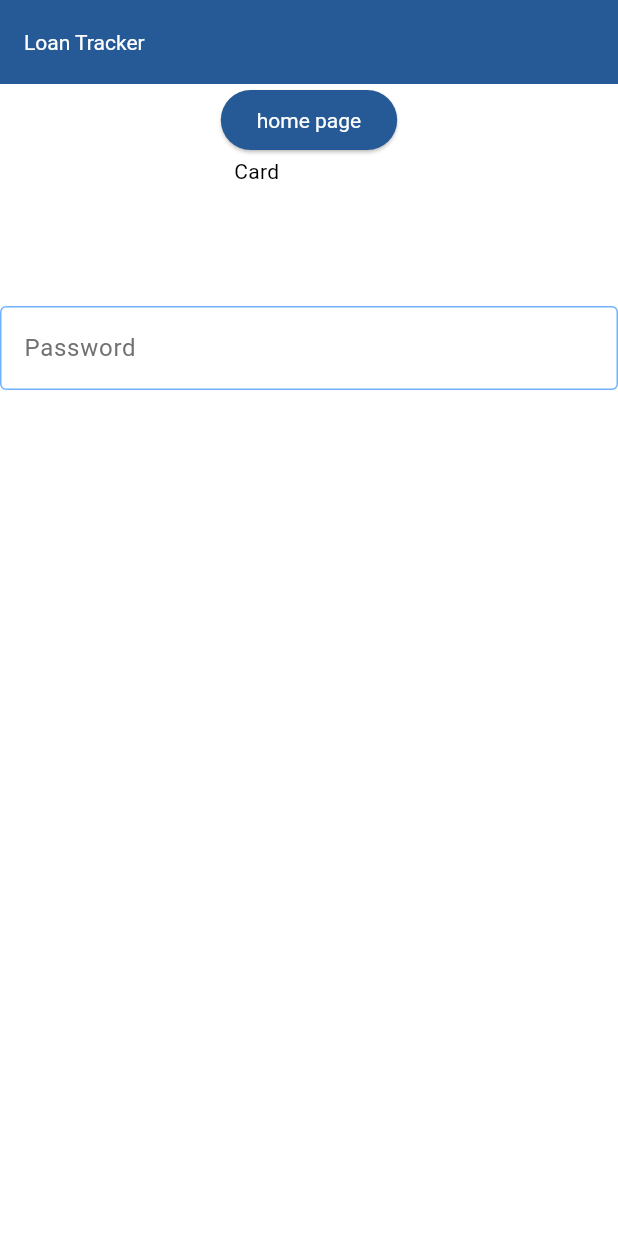
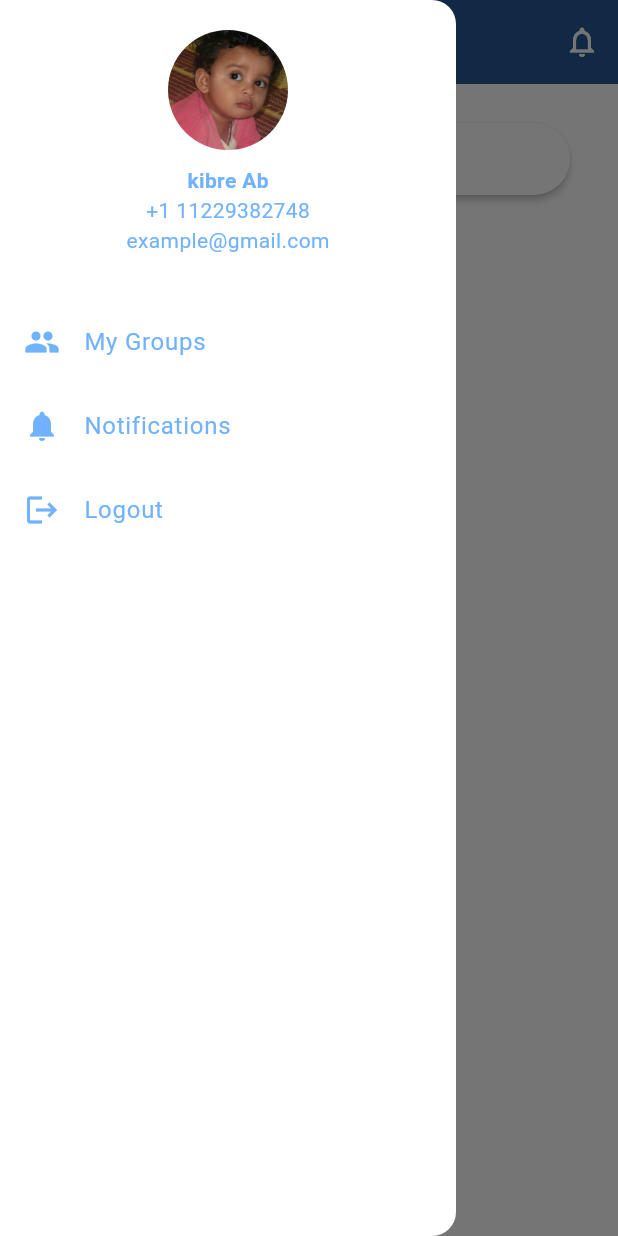
Before and after one commit to ellabek-web/loan_tracker, a Flutter app: the HomePage screen opened by its route, with the side drawer open (before the commit the screen has no drawer), on a phone screen of 412 x 824 dp. Run offline on Flutter 3.47's test engine with Material 3 defaults, Android fonts, the phone set to English and light mode, and no system bars; our stand-ins replace firebase_auth, firebase_core, go_router; accounts and stored records are empty.

Commit message:
updated the home_page

```diff
--- a/lib/main.dart
+++ b/lib/main.dart
@@ -8,7 +8,9 @@ import 'firebase_options.dart';
 
 
 
+
 void main() async {
+  debugPrint("App started!");
   WidgetsFlutterBinding.ensureInitialized();
   await Firebase.initializeApp(
     options: DefaultFirebaseOptions.currentPlatform,
--- /dev/null
+++ b/lib/screens/custom_drawer.dart
@@ -0,0 +1,52 @@
+import 'package:flutter/material.dart';
+import 'package:go_router/go_router.dart';
+
+
+class CustomDrawer extends StatelessWidget {
+  const CustomDrawer({super.key});
+
+  @override
+  Widget build(BuildContext context) {
+    return Drawer(
+      // backgroundColor: Colors.grey[300],
+      child: SafeArea(
+        child: Column(
+          children: [
+            const SizedBox(height: 20),
+            CircleAvatar(
+              radius: 40,
+              backgroundImage: AssetImage(
+                'assets/images/baba.jpg',
+              ), // replace with your asset
+            ),
+            const SizedBox(height: 10),
+            const Text(
+              'kibre Ab',
+              style: TextStyle(fontWeight: FontWeight.bold),
+            ),
+            const Text('+1 11229382748'),
+            const Text('example@gmail.com'),
+            const SizedBox(height: 30),
+            ListTile(
+              leading: const Icon(Icons.group),
+              title: const Text('My Groups'),
+              onTap: () {},
+            ),
+            ListTile(
+              leading: const Icon(Icons.notifications),
+              title: const Text('Notifications'),
+              // onTap: () {ScaffoldMessenger.of(context).showSnackBar(SnackBar(content: Text('You have no notifications')));},
+            ),
+            ListTile(
+              leading: const Icon(Icons.logout),
+              title: const Text('Logout'),
+              onTap: () {
+                context.goNamed('login');
+              },
+            ),
+          ],
+        ),
+      ),
+    );
+  }
+}
--- /dev/null
+++ b/lib/screens/group_body.dart
@@ -0,0 +1,165 @@
+import 'package:flutter/material.dart';
+import 'package:loan_tracker/screens/create_group.dart';
+import 'package:loan_tracker/screens/group_detail.dart';
+
+class GroupBody extends StatefulWidget {
+  const GroupBody({super.key});
+
+  @override
+  State<GroupBody> createState() => _GroupBodyState();
+}
+
+class _GroupBodyState extends State<GroupBody> {
+  List<String> groups = [];
+  List<String> filteredGroups = [];
+  TextEditingController searchController = TextEditingController();
+
+  @override
+  void initState() {
+    super.initState();
+    filteredGroups = groups;
+    searchController.addListener(_filterGroups);
+  }
+
+  void _filterGroups() {
+    final query = searchController.text.toLowerCase();
+    setState(() {
+      filteredGroups = groups
+          .where((group) => group.toLowerCase().contains(query))
+          .toList();
+    });
+  }
+
+  void _addGroup(String groupName) {
+    setState(() {
+      groups.add(groupName);
+      filteredGroups = groups
+          .where((group) =>
+              group.toLowerCase().contains(searchController.text.toLowerCase()))
+          .toList();
+    });
+
+    Navigator.push(
+      context,
+      MaterialPageRoute(
+        builder: (_) => GroupDetailPage(groupName: groupName),
+      ),
+    );
+  }
+
+  @override
+  Widget build(BuildContext context) {
+    final isDark = Theme.of(context).brightness == Brightness.dark;
+    final textColor = isDark ? Colors.black : Colors.black;
+    final iconColor = isDark ? Colors.black : Colors.black;
+
+    return Column(
+      children: [
+        // Stylish floating search bar
+        Padding(
+          padding: const EdgeInsets.symmetric(horizontal: 16, vertical: 10),
+          child: Material(
+            elevation: 2,
+            borderRadius: BorderRadius.circular(25),
+            child: TextField(
+              controller: searchController,
+              textAlign: TextAlign.center,
+              decoration: InputDecoration(
+                // contentPadding:
+                //     const EdgeInsets.symmetric(horizontal: 20, vertical: 14),
+                // prefixIcon: Icon(Icons.search, color: iconColor),
+                hintText: 'Search group',
+                hintStyle: TextStyle(color: iconColor),
+                border: InputBorder.none,
+              ),
+            ),
+          ),
+        ),
+        const SizedBox(height: 10),
+        Expanded(
+          child: GridView.count(
+            crossAxisCount: 2,
+            childAspectRatio: 1.5,
+            crossAxisSpacing: 10,
+            mainAxisSpacing: 10,
+            padding: const EdgeInsets.symmetric(horizontal: 16),
+            children: [
+              ...filteredGroups.map(
+                (groupName) => GestureDetector(
+                  onTap: () {
+                    Navigator.push(
+                      context,
+                      MaterialPageRoute(
+                        builder: (_) => GroupDetailPage(groupName: groupName),
+                      ),
+                    );
+                  },
+                  child: Container(
+                    padding: const EdgeInsets.all(12),
+                    decoration: BoxDecoration(
+                      color: isDark ? Colors.grey[300] : Colors.grey[200],
+                      borderRadius: BorderRadius.circular(15),
+                    ),
+                    child: Column(
+                      mainAxisAlignment: MainAxisAlignment.spaceBetween,
+                      crossAxisAlignment: CrossAxisAlignment.start,
+                      children: [
+                        Text(
+                          groupName,
+                          style: TextStyle(
+                            color: textColor,
+                            fontWeight: FontWeight.bold,
+                            fontSize: 16,
+                          ),
+                        ),
+                        Align(
+                          alignment: Alignment.bottomRight,
+                          child: Icon(Icons.north_east, color: iconColor),
+                        ),
+                      ],
+                    ),
+                  ),
+                ),
+              ),
+              // Create Group Card
+              GestureDetector(
+                onTap: () async {
+                  final newGroupName = await Navigator.push<String>(
+                    context,
+                    MaterialPageRoute(
+                      builder: (_) => const CreateGroupPage(),
+                    ),
+                  );
+                  if (newGroupName != null && newGroupName.isNotEmpty) {
+                    _addGroup(newGroupName);
+                  }
+                },
+                child: Container(
+                  padding: const EdgeInsets.all(12),
+                  decoration: BoxDecoration(
+                    color: isDark ? Colors.grey[300] : Colors.grey[200],
+                    borderRadius: BorderRadius.circular(15),
+                  ),
+                  child: Column(
+                    mainAxisAlignment: MainAxisAlignment.center,
+                    children: [
+                      Text("Create", style: TextStyle(color: textColor)),
+                      const SizedBox(height: 8),
+                      Icon(Icons.add, color: iconColor),
+                    ],
+                  ),
+                ),
+              ),
+            ],
+          ),
+        ),
+      ],
+    );
+  }
+
+  @override
+  void dispose() {
+    searchController.dispose();
+    super.dispose();
+  }
+}
--- a/lib/screens/home_page.dart
+++ b/lib/screens/home_page.dart
@@ -1,43 +1,43 @@
 import 'package:flutter/material.dart';
-import 'package:go_router/go_router.dart';
+import 'custom_drawer.dart';
+import 'group_body.dart';
 
-class HomePage extends StatelessWidget {
+class HomePage extends StatefulWidget {
   const HomePage({super.key});
 
   @override
+  State<HomePage> createState() => _HomePageState();
+}
+
+class _HomePageState extends State<HomePage> {
+  @override
   Widget build(BuildContext context) {
-    return  Scaffold(
+    return Scaffold(
+      drawer: const CustomDrawer(),
       appBar: AppBar(
-      title: Text('Loan Tracker'),
-    ),
-    body: Column(
-      children: [
-      Center(
-        child:ElevatedButton(
-          onPressed: (){
-          context.goNamed('/login' );
-        },
-      child: Text('home page')
-      ) ,),
-      Container(
-        height: 100,
-        width: 100,
-        color: Theme.of(context).colorScheme.primary,
-
-        child: Text('Card',
-        style: TextStyle(color:  Theme.of(context).colorScheme.onPrimary,)
-        ),
+        // backgroundColor: Colors.grey[300],
+        elevation: 0,
+        title: const Text('account',  ),
+        // leading: Builder(
+        //   builder: (context) => IconButton(
+        //     icon: const Icon(Icons.menu,),
+        //     onPressed: () => Scaffold.of(context).openDrawer(),
+        //   ),
+        // ),
+        actions: [
+          IconButton(
+            icon: const Icon(Icons.notifications_outlined, ),
+            onPressed: () {
+              // Notification action
+            },
+          ),
+        ],
       ),
-      TextField(
-                obscureText: true, // For password input
-                decoration: InputDecoration(
-                  labelText: 'Password',
-                  border: OutlineInputBorder(),
-                  hintText: 'Enter your password',
-                ),
-              ),
-      ]
-    ),
+      // backgroundColor: Colors.white,
+      body: const Padding(
+        padding: EdgeInsets.all(16),
+        child: GroupBody(),
+      ),
     );
   }
 }
--- a/lib/screens/login_page.dart
+++ b/lib/screens/login_page.dart
@@ -83,7 +83,10 @@ Widget build(BuildContext context) {
               isLoading
                   ? const CircularProgressIndicator()
                   : ElevatedButton(
-                      onPressed: handleLogin,
+                      // onPressed: handleLogin,
+                      onPressed: (){
+                         context.goNamed('home');
+                      },
                       child: const Text("Login"),
                     ),
             ],
```
Also changed, not shown: lib/routing/app_router.dart (+9 -1 lines), lib/routing/route_names.dart (+5 -3 lines), lib/screens/create_group.dart (added, +44 -0 lines), lib/screens/group_detail.dart (added, +14 -0 lines), assets/images/baba.jpg (added), pubspec.lock, 36 other files.
